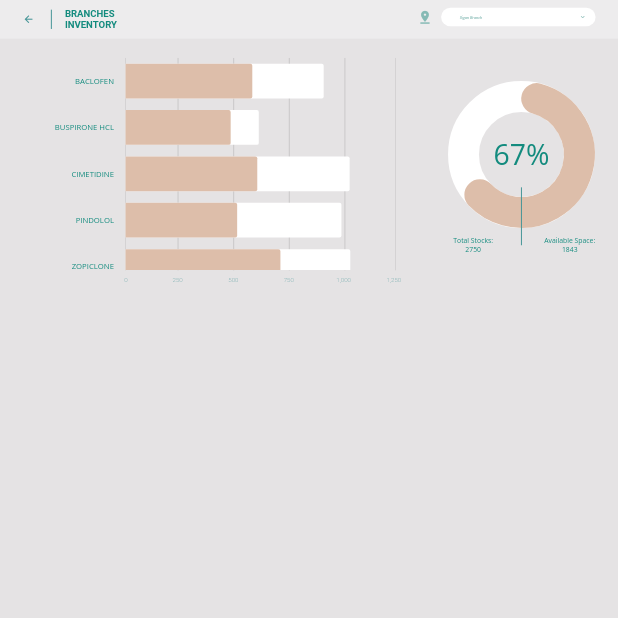
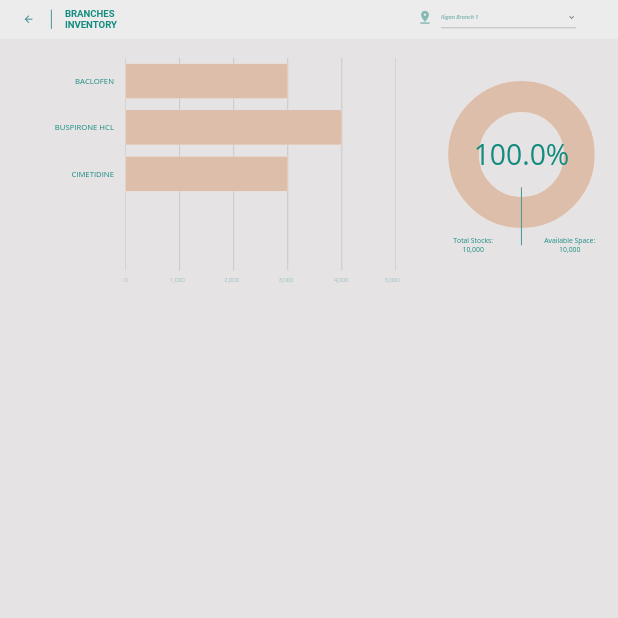
Before and after one commit to vjloable/rmpwebapp, a Flutter app: the Branches screen opened directly, on a phone screen of 412 x 824 dp, the top half of it. Run offline on Flutter 3.47's test engine with Material 2 defaults, Android fonts, the light colour scheme and no system bars; drawn by our look-alikes of syncfusion_flutter_gauges; our stand-ins replace firebase_core, google_fonts; accounts and stored records are empty; Roboto replaces fonts that are missing (Antonio); statements that could not run were skipped.

Commit message:
no message

```diff
--- a/lib/branches.dart
+++ b/lib/branches.dart
@@ -1,6 +1,10 @@
 import 'package:flutter/material.dart';
 import 'package:google_fonts/google_fonts.dart';
+import 'package:rmpwebapp/database.dart';
+import 'package:intl/intl.dart';
 import 'package:syncfusion_flutter_gauges/gauges.dart';
+
+final formatNum = NumberFormat.currency(symbol: '');
 
 Widget _barData({required String text, required double front, required double back}) {
   return Container(
@@ -18,7 +22,7 @@ Widget _barData({required String text, required double front, required double ba
         Stack(
           children: [
             Container(
-              width: ((back/1250)*700)+9,
+              width: (back*700).round().toDouble(),
               height: 90,
               decoration: const BoxDecoration(
                 color: Colors.white,
@@ -29,7 +33,7 @@ Widget _barData({required String text, required double front, required double ba
               ),
             ),
             Container(
-              width: ((front/1250)*700)+9,
+              width: (front*700).round().toDouble(),
               height: 90,
               decoration: const BoxDecoration(
                 color:  Color(0xFFDDBEAA),
@@ -57,10 +61,16 @@ class Branches extends StatefulWidget {
 class _BranchesState extends State<Branches> {
   final _scrollController = ScrollController();
   bool isAdmin = false;
+  int aspaceTotal = 0;
+  int quantityTotal = 0;
+  late List<dynamic> fetchedUser = Database.ilig1;
 
   @override
   void initState() {
+    updateAspaceTotal();
+    updateQuantityTotal();
     verifySession();
+    updateGraph();
     super.initState();
   }
 
@@ -71,6 +81,48 @@ class _BranchesState extends State<Branches> {
       isAdmin = false;
     }
   }
+
+  void updateAspaceTotal(){
+    aspaceTotal = 0;
+    for(int i=0; i<fetchedUser[1].length; i++){
+      aspaceTotal += fetchedUser[1][i] as int;
+    }
+  }
+
+  void updateQuantityTotal(){
+    quantityTotal = 0;
+    for(int i=0; i<fetchedUser[0].length; i++){
+      quantityTotal += fetchedUser[0][i] as int;
+    }
+  }
+
+  void updateGraph(){
+    setState(() {
+      if(dropdownvalue == items[0]){
+        fetchedUser = Database.ilig1;
+      }else if(dropdownvalue == items[1]){
+        fetchedUser = Database.ilig2;
+      }else if(dropdownvalue == items[2]){
+        fetchedUser = Database.kapat;
+      }else if(dropdownvalue == items[3]){
+        fetchedUser = Database.maran;
+      }else if(dropdownvalue == items[4]){
+        fetchedUser = Database.auro;
+      }
+      updateQuantityTotal();
+      updateAspaceTotal();
+    });
+  }
+
+  String dropdownvalue = 'Iligan Branch 1';
+
+  var items = [
+    'Iligan Branch 1',
+    'Iligan Branch 2',
+    'Kapatagan Branch',
+    'Maranding Branch',
+    'Aurora Branch'
+  ];
 
   @override
   Widget build(BuildContext context) {
@@ -138,7 +190,27 @@ class _BranchesState extends State<Branches> {
                       const SizedBox(height: 1, width: 10),
                       SizedBox(
                         height: 60,
-                        width: 400,
+                        width: 350,
+                        child: DropdownButton(
+                          style: GoogleFonts.getFont('Open Sans', color: const Color(0xFF86BAB5), fontSize: 14, fontStyle: FontStyle.italic, fontWeight: FontWeight.w600),
+                          isExpanded: true,
+                          value: dropdownvalue,
+                          icon: const Icon(Icons.keyboard_arrow_down),
+                          items: items.map((String items) {
+                            return DropdownMenuItem(
+                              value: items,
+                              alignment: Alignment.centerLeft,
+                              child: Text(items),
+                            );
+                          }).toList(),
+                          onChanged: (newValue) {
+                            setState(() {
+                              dropdownvalue = newValue!;
+                              updateGraph();
+                            });
+                          },
+                        ),
+                        /*
                         child: TextFormField(
                           cursorColor: Colors.black,
                           keyboardType: TextInputType.text,
@@ -177,6 +249,7 @@ class _BranchesState extends State<Branches> {
                             ),
                           ),
                         ),
+                        */
                       ),
                     ],
                   )
@@ -224,17 +297,17 @@ class _BranchesState extends State<Branches> {
                                             width: 700,
                                             height: 550,
                                             child: SizedBox(
-                                              width: 1050,
+                                              width: 700,
                                               height: 50,
                                               child: Row(
                                                 children: const [
-                                                  SizedBox(width: 128),
+                                                  SizedBox(width: 132),
                                                   VerticalDivider(),
-                                                  SizedBox(width: 128),
+                                                  SizedBox(width: 124),
                                                   VerticalDivider(),
-                                                  SizedBox(width: 128),
+                                                  SizedBox(width: 124),
                                                   VerticalDivider(),
-                                                  SizedBox(width: 128),
+                                                  SizedBox(width: 124),
                                                   VerticalDivider(),
                                                 ],
                                               ),
@@ -264,13 +337,9 @@ class _BranchesState extends State<Branches> {
                                         width: 1049,
                                         child: Column(
                                           children: [
-                                            _barData(text: 'BACLOFEN', front: 570, back: 900),
-                                            _barData(text: 'BUSPIRONE HCL', front: 470, back: 600),
-                                            _barData(text: 'CIMETIDINE', front: 593, back: 1020),
-                                            _barData(text: 'PINDOLOL', front: 500, back: 982),
-                                            _barData(text: 'ZOPICLONE', front: 700, back: 1023),
-                                            _barData(text: '-', front: 0, back: 0),
-                                            _barData(text: '-', front: 0, back: 0),
+                                            _barData(text: 'BACLOFEN', front: fetchedUser[0][0]/5000, back: fetchedUser[1][0]/5000),
+                                            _barData(text: 'BUSPIRONE HCL', front: fetchedUser[0][1]/5000, back: fetchedUser[1][1]/5000),
+                                            _barData(text: 'CIMETIDINE', front: fetchedUser[0][2]/5000, back: fetchedUser[1][2]/5000),
                                           ],
                                         ),
                                       ),
@@ -287,16 +356,16 @@ class _BranchesState extends State<Branches> {
                                 children: const [
                                   SizedBox(width: 297),
                                   Text('0', textAlign: TextAlign.center, style: TextStyle(color: Color(0xFF469597), fontSize: 16, fontWeight: FontWeight.w100)),
-                                  SizedBox(width: 116),
-                                  Text('250', textAlign: TextAlign.center, style: TextStyle(color: Color(0xFF469597), fontSize: 16, fontWeight: FontWeight.w100)),
-                                  SizedBox(width: 118),
-                                  Text('500', textAlign: TextAlign.center, style: TextStyle(color: Color(0xFF469597), fontSize: 16, fontWeight: FontWeight.w100)),
-                                  SizedBox(width: 117),
-                                  Text('750', textAlign: TextAlign.center, style: TextStyle(color: Color(0xFF469597), fontSize: 16, fontWeight: FontWeight.w100)),
-                                  SizedBox(width: 110),
+                                  SizedBox(width: 109),
                                   Text('1,000', textAlign: TextAlign.center, style: TextStyle(color: Color(0xFF469597), fontSize: 16, fontWeight: FontWeight.w100)),
-                                  SizedBox(width: 92),
-                                  Text('1,250', textAlign: TextAlign.center, style: TextStyle(color: Color(0xFF469597), fontSize: 16, fontWeight: FontWeight.w100)),
+                                  SizedBox(width: 103),
+                                  Text('2,000', textAlign: TextAlign.center, style: TextStyle(color: Color(0xFF469597), fontSize: 16, fontWeight: FontWeight.w100)),
+                                  SizedBox(width: 103),
+                                  Text('3,000', textAlign: TextAlign.center, style: TextStyle(color: Color(0xFF469597), fontSize: 16, fontWeight: FontWeight.w100)),
+                                  SizedBox(width: 104),
+                                  Text('4,000', textAlign: TextAlign.center, style: TextStyle(color: Color(0xFF469597), fontSize: 16, fontWeight: FontWeight.w100)),
+                                  SizedBox(width: 95),
+                                  Text('5,000', textAlign: TextAlign.center, style: TextStyle(color: Color(0xFF469597), fontSize: 16, fontWeight: FontWeight.w100)),
                                 ],
                               ),
                             ),
@@ -322,14 +391,16 @@ class _BranchesState extends State<Branches> {
                               color: Colors.transparent,
                               child: FittedBox(
                                 fit: BoxFit.contain,
+                                child: RotatedBox(
+                                  quarterTurns: 3,
                                   child: SfRadialGauge(
                                       axes: <RadialAxis>[
                                         RadialAxis(minimum: 0, maximum: 100,
                                             pointers: <GaugePointer>[
                                               RangePointer(
-                                              value: isAdmin ? 67 : 56,
+                                                value: ((quantityTotal/aspaceTotal)*100).floorToDouble(),
                                                 width: 70,
-                                              cornerStyle: CornerStyle.bothCurve,
+                                                cornerStyle: CornerStyle.bothFlat,
                                                 color: const Color(0xFFDDBEAA),
                                               )
                                             ],
@@ -340,17 +411,18 @@ class _BranchesState extends State<Branches> {
                                               thickness: 70,
                                               color: Colors.white,
                                             ),
-                                          startAngle: 270,
-                                          endAngle: 270+360,
+                                            startAngle: 0,
+                                            endAngle: 360,
                                         )
                                       ]
+                                  ),
                                 ),
                               ),
                             ),
                             SizedBox(
                               width: 500,
                               height: 400,
-                              child: Center(child: Text(isAdmin ? '67%' : '56%',textAlign: TextAlign.center, style: GoogleFonts.getFont('Open Sans', fontWeight: FontWeight.normal, color: const Color(0xFF138B7E), fontSize: 73.3))),
+                              child: Center(child: Text('${((quantityTotal/aspaceTotal)*100).floorToDouble()}%',textAlign: TextAlign.center, style: GoogleFonts.getFont('Open Sans', fontWeight: FontWeight.normal, color: const Color(0xFF138B7E), fontSize: 73.3))),
                             ),
                             const Positioned(top: 285, child: SizedBox(width: 500, height: 150, child: VerticalDivider(color: Color(0xFF469597)))),
                             Align(
@@ -366,11 +438,11 @@ class _BranchesState extends State<Branches> {
                                       children: [
                                         SizedBox(
                                           width: 150,
-                                          child: Text('Total Stocks:',textAlign: TextAlign.center, style: GoogleFonts.getFont('Open Sans', fontWeight: FontWeight.normal, color: const Color(0xFF138B7E), fontSize: 17.7)),
+                                          child: Text('Total Stocks:', textAlign: TextAlign.center, style: GoogleFonts.getFont('Open Sans', fontWeight: FontWeight.normal, color: const Color(0xFF138B7E), fontSize: 17.7)),
                                         ),
                                         SizedBox(
                                           width: 150,
-                                          child: Text('2750',textAlign: TextAlign.center, style: GoogleFonts.getFont('Open Sans', fontWeight: FontWeight.normal, color: const Color(0xFF138B7E), fontSize: 17.7)),
+                                          child: Text(formatNum.format(quantityTotal).split('.').first, textAlign: TextAlign.center, style: GoogleFonts.getFont('Open Sans', fontWeight: FontWeight.normal, color: const Color(0xFF138B7E), fontSize: 17.7)),
                                         ),
                                       ],
                                     ),
@@ -382,7 +454,7 @@ class _BranchesState extends State<Branches> {
                                         ),
                                         SizedBox(
                                           width: 150,
-                                          child: Text('1843',textAlign: TextAlign.center, style: GoogleFonts.getFont('Open Sans', fontWeight: FontWeight.normal, color: const Color(0xFF138B7E), fontSize: 17.7)),
+                                          child: Text(formatNum.format(aspaceTotal).split('.').first,textAlign: TextAlign.center, style: GoogleFonts.getFont('Open Sans', fontWeight: FontWeight.normal, color: const Color(0xFF138B7E), fontSize: 17.7)),
                                         ),
                                       ],
                                     ),
--- /dev/null
+++ b/lib/database.dart
@@ -0,0 +1,33 @@
+class Database{
+  static List<dynamic> admin = [
+    [3000, 4000, 3000], // quantity
+    [3000, 4000, 3000] // aspace
+  ];
+
+  static List<dynamic> ilig1 = [
+    [3000, 4000, 3000], // quantity
+    [3000, 4000, 3000], // aspace
+    []
+  ];
+
+  static List<dynamic> ilig2 = [
+    [3000, 4000, 3000], // quantity
+    [3000, 4000, 3000] // aspace
+  ];
+
+  static List<dynamic> kapat = [
+    [1200, 4000, 2400], // quantity
+    [2000, 4000, 3300] // aspace
+  ];
+
+  static List<dynamic> maran = [
+    [3000, 3900, 200], // quantity
+    [3000, 4000, 1200], // aspace
+    []
+  ];
+
+  static List<dynamic> auro = [
+    [1200, 1000, 1000], // quantity
+    [1400, 1000, 2000] // aspace
+  ];
+}
--- a/pubspec.yaml
+++ b/pubspec.yaml
@@ -35,6 +35,8 @@ dependencies:
 
   # The following adds the Cupertino Icons font to your application.
   # Use with the CupertinoIcons class for iOS style icons.
+  firebase_core: ^2.1.1
+  firebase_auth: ^4.1.1
   cupertino_icons: ^1.0.2
   syncfusion_flutter_gauges: ^20.3.59
   google_fonts: ^3.0.1
```
Also changed, not shown: lib/auth.dart (added, +48 -0 lines), lib/item_request.dart (+26 -16 lines), lib/login.dart (+34 -12 lines), lib/main.dart (+7 -1 lines), lib/warehouse.dart (+54 -8 lines), firebase.json, lib/firebase_options.dart (added), pubspec.lock, 4 other files. Lines whose indentation alone changed are shown as unchanged.
